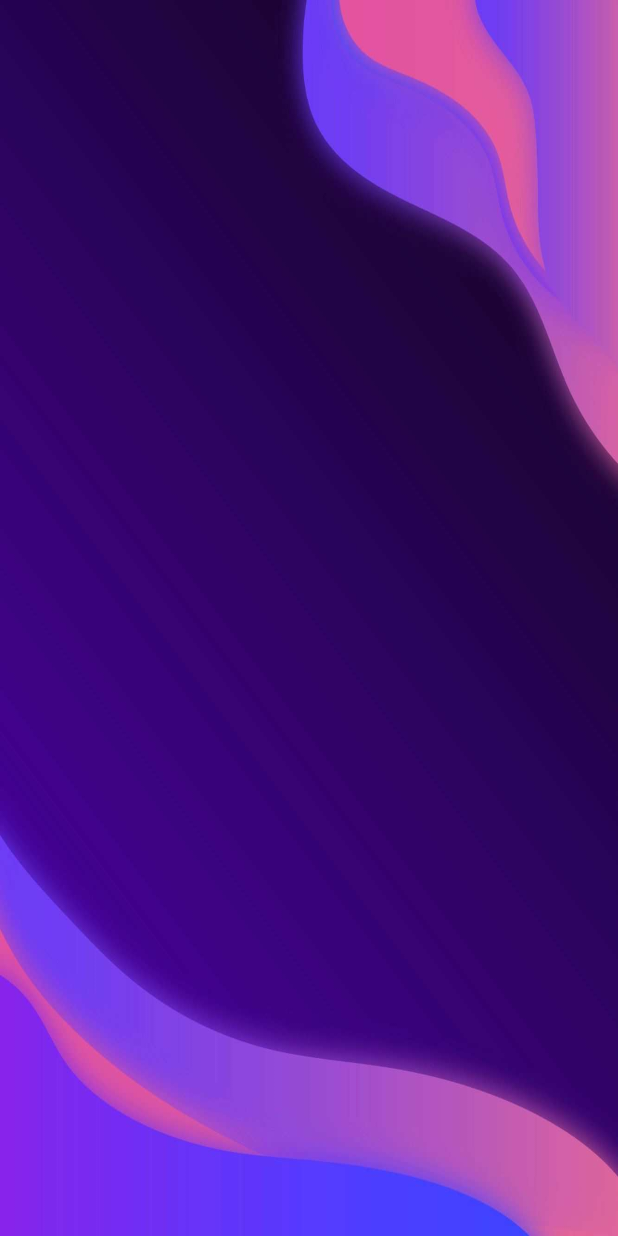
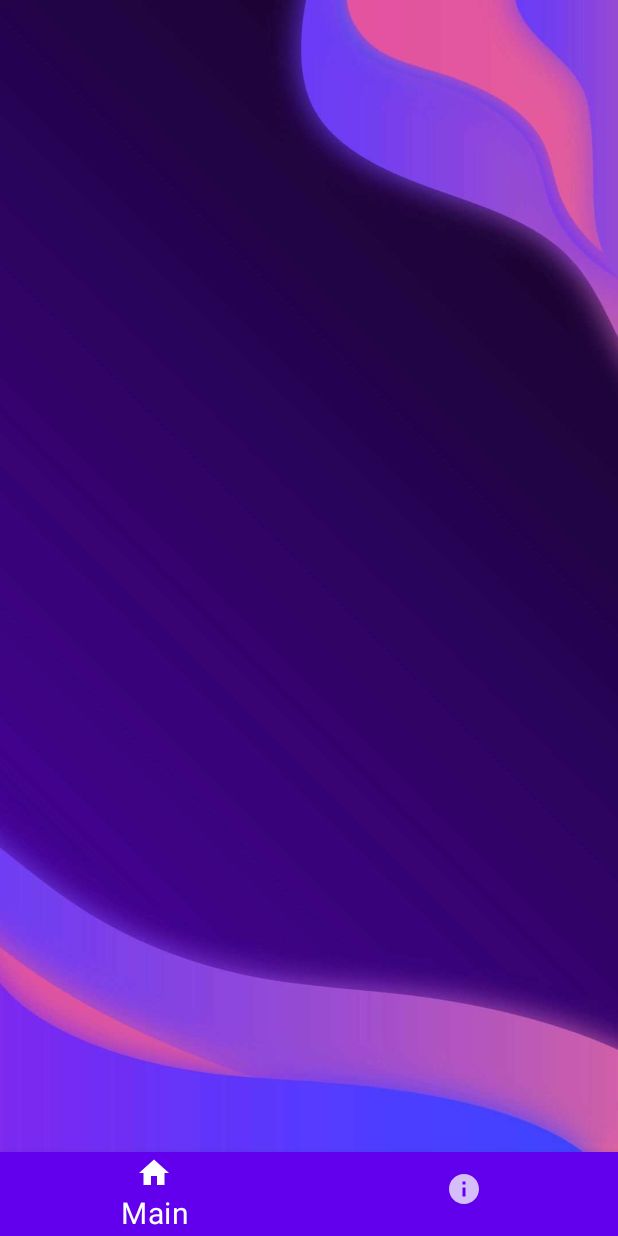
Before and after one commit to EvgenSuit/My-Speechy, an Android app built with Jetpack Compose: the MainScreen screen opened through its navigation route, on a phone screen of 412 x 824 dp. Run offline under Robolectric (Android 15) with nearby library versions, the phone set to English and light mode, and no system bars; our stand-ins replace Dagger/Hilt's generated code, Firebase (no records; nobody signed in at launch, a user with empty details on screens opened directly), Room's generated code; Roboto replaces fonts that are not available here.

Commit message:
first version of meditation stats

```diff
--- a/app/build.gradle.kts
+++ b/app/build.gradle.kts
@@ -54,6 +54,7 @@ android {
 dependencies {
     val room_version = "2.6.1"
     val hilt_version = "2.50"
+    implementation("androidx.compose.material:material:1.6.0")
     //Firebase
     implementation(platform("com.google.firebase:firebase-bom:32.7.0"))
     implementation("com.google.firebase:firebase-auth")
--- a/app/src/main/java/com/example/myspeechy/MySpeechyApp.kt
+++ b/app/src/main/java/com/example/myspeechy/MySpeechyApp.kt
@@ -1,13 +1,35 @@
 package com.example.myspeechy
 
+import androidx.compose.animation.AnimatedVisibility
+import androidx.compose.animation.EnterTransition
+import androidx.compose.animation.ExitTransition
 import androidx.compose.animation.core.tween
-import androidx.compose.animation.fadeIn
-import androidx.compose.animation.fadeOut
+import androidx.compose.animation.slideInVertically
+import androidx.compose.animation.slideOutVertically
+import androidx.compose.foundation.layout.fillMaxSize
+import androidx.compose.foundation.layout.offset
+import androidx.compose.foundation.layout.padding
+import androidx.compose.material.BottomNavigation
+import androidx.compose.material.BottomNavigationItem
+import androidx.compose.material.Icon
+import androidx.compose.material.Text
+import androidx.compose.material.icons.Icons
+import androidx.compose.material.icons.filled.Home
+import androidx.compose.material.icons.filled.Info
+import androidx.compose.material3.Scaffold
 import androidx.compose.runtime.Composable
+import androidx.compose.runtime.getValue
+import androidx.compose.ui.Modifier
+import androidx.compose.ui.graphics.Color
+import androidx.compose.ui.graphics.vector.ImageVector
+import androidx.compose.ui.unit.dp
+import androidx.compose.ui.unit.sp
+import androidx.navigation.NavGraph.Companion.findStartDestination
 import androidx.navigation.NavHostController
 import androidx.navigation.NavType
 import androidx.navigation.compose.NavHost
 import androidx.navigation.compose.composable
+import androidx.navigation.compose.currentBackStackEntryAsState
 import androidx.navigation.compose.rememberNavController
 import androidx.navigation.navArgument
 import com.example.myspeechy.screens.AuthScreen
@@ -15,28 +37,70 @@ import com.example.myspeechy.screens.MainScreen
 import com.example.myspeechy.screens.MeditationLessonItem
 import com.example.myspeechy.screens.ReadingLessonItem
 import com.example.myspeechy.screens.RegularLessonItem
+import com.example.myspeechy.screens.MeditationStatsScreen
 import com.google.firebase.auth.ktx.auth
 import com.google.firebase.ktx.Firebase
 
+sealed class NavScreens(val route: String, val icon: ImageVector, val label: String) {
+    data object Main: NavScreens("main", Icons.Filled.Home, "Main")
+    data object Stats: NavScreens("stats", Icons.Filled.Info, "Stats")
+}
+val screens = listOf(NavScreens.Main, NavScreens.Stats)
+
 @Composable
 fun MySpeechyApp(navController:NavHostController = rememberNavController()) {
-    val startDestination = if (Firebase.auth.currentUser == null) "auth" else "main"
+    val startDestination = if (Firebase.auth.currentUser == null) "auth" else NavScreens.Main.route
+    val navBackStackEntry by navController.currentBackStackEntryAsState()
+    val currDestination = navBackStackEntry?.destination
+    val showNavBar = screens.any{it.route == currDestination?.route}
+   Scaffold(
+       bottomBar = {
+
+                   if (showNavBar) {
+                       BottomNavigation {
+                           screens.forEach {screen ->
+                               val selected = currDestination?.route == screen.route
+                               BottomNavigationItem(
+                                   selected = selected,
+                                   onClick = { navController.navigate(screen.route) {
+                                       popUpTo(navController.graph.findStartDestination().id) {
+                                           saveState = true
+                                       }
+                                       launchSingleTop = true
+                                       restoreState = true
+                                   } },
+                                   icon = { Icon(screen.icon, null, modifier = Modifier.padding(bottom = 10.dp)) },
+                                   label = { if (selected) Text(screen.label, fontSize = 20.sp) else Text("") },
+                                   selectedContentColor = Color.White,
+                                   modifier = Modifier
+                                       .offset(y = if (!selected) 10.dp else 0.dp)
+                                       .weight(1f)
+                               )
+                           }
+                       }
+                   }
+
+       }
+   ) {innerPadding ->
        NavHost(
            navController, startDestination,
-        enterTransition = { fadeIn(
-            animationSpec = tween(durationMillis = 200),
-        ) },
-        exitTransition = { fadeOut(
-            animationSpec = tween(durationMillis = 200),
-        )
-        }) {
-        composable("auth") {
-            AuthScreen(onNavigateToMain = {navController.navigate("main") {popUpTo(0)} })
-        }
-        composable("main") {
+           /*enterTransition = { EnterTransition.None },
+           exitTransition = { ExitTransition.None },*/
+           modifier = Modifier
+               .fillMaxSize()
+               .padding(innerPadding)) {
+           composable(NavScreens.Main.route) {
                MainScreen(navController)
            }
+           composable(NavScreens.Stats.route) {
+               MeditationStatsScreen()
+           }
+           composable("auth") {
+               AuthScreen(onNavigateToMain = {navController.navigate(NavScreens.Main.route) {popUpTo(0)} })
+           }
            composable("regularLessonItem/{regularLessonItemId}",
+               /*enterTransition = { fadeIn(tween(200)) },
+               exitTransition = { fadeOut(tween(200)) },*/
                arguments = listOf(navArgument("regularLessonItemId")
                {type = NavType.IntType})) {
                RegularLessonItem()
@@ -50,11 +114,16 @@ fun MySpeechyApp(navController:NavHostController = rememberNavController()) {
                {navController.navigateUp()}
            }
            composable("meditationLessonItem/{meditationLessonItemId}",
+               /*enterTransition = { expandHorizontally(tween(200)) },
+               exitTransition = { shrinkHorizontally(tween(200)) },*/
                arguments = listOf(navArgument("meditationLessonItemId")
                {type = NavType.IntType})
            ) {
                MeditationLessonItem()
-            {navController.navigateUp()}
+               {
+                   navController.navigateUp()
                }
            }
        }
+   }
+}
--- a/app/src/main/java/com/example/myspeechy/screens/Auth.kt
+++ b/app/src/main/java/com/example/myspeechy/screens/Auth.kt
@@ -101,7 +101,6 @@ fun AuthScreen(
                 }
             }
             if (painter.state is AsyncImagePainter.State.Success) {
-
                 MainBox(
                     onNavigateToMain = onNavigateToMain,
                     imageLoader = imageLoader,
@@ -122,7 +121,6 @@ fun MainBox(onNavigateToMain: () -> Unit,
             modifier: Modifier = Modifier) {
     val viewModel: AuthViewModel = hiltViewModel()
     val focusManager = LocalFocusManager.current
-    val context = LocalContext.current
     val coroutine = rememberCoroutineScope()
     val exceptionState by viewModel.exceptionState.collectAsState()
     val uiState = viewModel.uiState
@@ -141,8 +139,7 @@ fun MainBox(onNavigateToMain: () -> Unit,
         .clip(RoundedCornerShape(30.dp))
         .background(Color.White.copy(0.4f))
         .defaultMinSize(minHeight = dimensionResource(id = R.dimen.auth_components_height))
-        .width(dimensionResource(id = R.dimen.auth_components_width))
-       )
+        .width(dimensionResource(id = R.dimen.auth_components_width)))
 
     {
         Column (
--- a/app/src/main/java/com/example/myspeechy/screens/Main.kt
+++ b/app/src/main/java/com/example/myspeechy/screens/Main.kt
@@ -1,21 +1,31 @@
 package com.example.myspeechy.screens
 
 import androidx.compose.foundation.Image
+import androidx.compose.foundation.background
 import androidx.compose.foundation.layout.Arrangement
 import androidx.compose.foundation.layout.Box
 import androidx.compose.foundation.layout.Column
+import androidx.compose.foundation.layout.IntrinsicSize
 import androidx.compose.foundation.layout.PaddingValues
 import androidx.compose.foundation.layout.Spacer
 import androidx.compose.foundation.layout.fillMaxSize
+import androidx.compose.foundation.layout.height
+import androidx.compose.foundation.layout.offset
 import androidx.compose.foundation.layout.padding
 import androidx.compose.foundation.layout.size
 import androidx.compose.foundation.lazy.LazyColumn
 import androidx.compose.foundation.lazy.LazyRow
 import androidx.compose.foundation.shape.RoundedCornerShape
+import androidx.compose.material.BottomNavigation
+import androidx.compose.material.BottomNavigationItem
+import androidx.compose.material.Icon
+import androidx.compose.material.Text
+import androidx.compose.material.icons.Icons
+import androidx.compose.material.icons.filled.Home
 import androidx.compose.material3.ButtonDefaults
 import androidx.compose.material3.ElevatedButton
 import androidx.compose.material3.MaterialTheme
-import androidx.compose.material3.Text
+import androidx.compose.material3.Scaffold
 import androidx.compose.runtime.Composable
 import androidx.compose.runtime.collectAsState
 import androidx.compose.runtime.getValue
@@ -27,26 +37,31 @@ import androidx.compose.ui.Alignment
 import androidx.compose.ui.Modifier
 import androidx.compose.ui.draw.drawWithContent
 import androidx.compose.ui.graphics.Color
+import androidx.compose.ui.graphics.vector.ImageVector
 import androidx.compose.ui.layout.ContentScale
 import androidx.compose.ui.res.painterResource
+import androidx.compose.ui.res.vectorResource
+import androidx.compose.ui.text.font.FontWeight
 import androidx.compose.ui.text.style.TextAlign
-import androidx.compose.ui.text.style.TextOverflow
 import androidx.compose.ui.unit.dp
 import androidx.compose.ui.unit.sp
 import androidx.hilt.navigation.compose.hiltViewModel
 import androidx.navigation.NavController
+import androidx.navigation.NavGraph.Companion.findStartDestination
+import androidx.navigation.compose.currentBackStackEntryAsState
 import com.example.myspeechy.R
 import com.example.myspeechy.data.LessonItem
+import com.example.myspeechy.screens
 import com.example.myspeechy.utils.MainViewModel
 
 @Composable
 fun MainScreen(navController: NavController,) {
     val viewModel: MainViewModel = hiltViewModel()
     val uiState by viewModel.uiState.collectAsState()
-    Box {
+    Box(modifier = Modifier.fillMaxSize()) {
             Image(painter = painterResource(id = R.drawable.main_page_background_medium),
                 contentDescription = null,
-            contentScale = ContentScale.FillBounds,
+                contentScale = ContentScale.FillHeight,
                 modifier = Modifier.fillMaxSize())
             if (uiState.lessonItems.isNotEmpty()) {
                 UnitColumn(
@@ -115,19 +130,19 @@ fun LessonItemComposable(lessonItem: LessonItem,
             contentColor = Color.Black,
             disabledContentColor = Color.White.copy(0.4f)
         ),
-        modifier = Modifier.size(191.dp, 130.dp)) {
+        modifier = Modifier.size(201.dp, 150.dp)
+    ) {
         Column(
             horizontalAlignment = Alignment.CenterHorizontally,
         ) {
             Text(lessonItem.category,
-                fontSize = 20.sp,
-                )
+                fontSize = 20.sp,)
             Spacer(modifier = Modifier.weight(0.2f))
             Text(lessonItem.title,
                 fontSize = titleFontSize.sp,
                 lineHeight = titleFontSize.sp,
                 textAlign = TextAlign.Center,
-                overflow = TextOverflow.Visible,
+                fontWeight = FontWeight.Bold,
                 maxLines = 2,
                 onTextLayout = {res ->
                     //Dynamic font size
--- a/app/src/main/java/com/example/myspeechy/services/LessonServices.kt
+++ b/app/src/main/java/com/example/myspeechy/services/LessonServices.kt
@@ -51,9 +51,9 @@ interface LessonService {
         return mapOf()
     }
     fun markAsComplete(lessonItem: LessonItem) {
-        val lesson = convertToLesson(lessonItem.copy(isComplete = true))
-        Firebase.firestore.collection(userId)
-            .document(lesson.id.toString()).set(mapOf("isComplete" to true))
+        Firebase.firestore.collection(userId).document("lesson")
+            .collection("items").document(lessonItem.id.toString()).set(mapOf(
+                "id" to lessonItem.id))
     }
     fun trackRemoteProgress(onDataReceived: (List<Int>) -> Unit) {}
 }
@@ -89,16 +89,17 @@ class RegularLessonServiceImpl: LessonService {
 
 class MainLessonServiceImpl: LessonService {
     override fun trackRemoteProgress(onDataReceived: (List<Int>) -> Unit) {
-        val docRef = Firebase.firestore.collection(userId)
+        val docRef = Firebase.firestore.collection(userId).document("lesson")
+            .collection("items")
         docRef.addSnapshotListener{docs, e ->
-            if (e != null) {
+            if (e != null || docs == null) {
+                //Todo implement make text with error message
                 Log.w("LISTEN ERROR", e)
-            }
-            if (docs == null) {
                 onDataReceived(listOf())
+                return@addSnapshotListener
             }
             val data = mutableListOf<Int>()
-            for (doc in docs!!.documents) {
+            for (doc in docs.documents) {
                 data.add(doc.id.toInt())
             }
             onDataReceived(data)
--- a/app/src/main/java/com/example/myspeechy/utils/MainViewModel.kt
+++ b/app/src/main/java/com/example/myspeechy/utils/MainViewModel.kt
@@ -1,5 +1,6 @@
 package com.example.myspeechy.utils
 
+import android.util.Log
 import androidx.lifecycle.ViewModel
 import androidx.lifecycle.viewModelScope
 import com.example.myspeechy.data.Lesson
```
Also changed, not shown: app/src/main/java/com/example/myspeechy/MainActivity.kt (+0 -21 lines), app/src/main/java/com/example/myspeechy/components/LessonItemComponents.kt (+9 -4 lines), app/src/main/java/com/example/myspeechy/data/MeditationStats.kt (added, +11 -0 lines), app/src/main/java/com/example/myspeechy/data/MeditationStatsDao.kt (added, +22 -0 lines), app/src/main/java/com/example/myspeechy/data/MeditationStatsDb.kt (added, +26 -0 lines), app/src/main/java/com/example/myspeechy/data/MeditationStatsRepository.kt (added, +20 -0 lines), app/src/main/java/com/example/myspeechy/modules/ViewModelModule.kt (+16 -0 lines), app/src/main/java/com/example/myspeechy/screens/MeditationLessonItem.kt (+13 -14 lines), app/src/main/java/com/example/myspeechy/screens/Stats.kt (added, +23 -0 lines), app/src/main/java/com/example/myspeechy/services/MeditationStatsService.kt (added, +33 -0 lines), app/src/main/java/com/example/myspeechy/utils/MeditationLessonItemViewModel.kt (+31 -4 lines), app/src/main/java/com/example/myspeechy/utils/MeditationStatsViewModel.kt (added, +40 -0 lines). Lines whose indentation alone changed are shown as unchanged.
